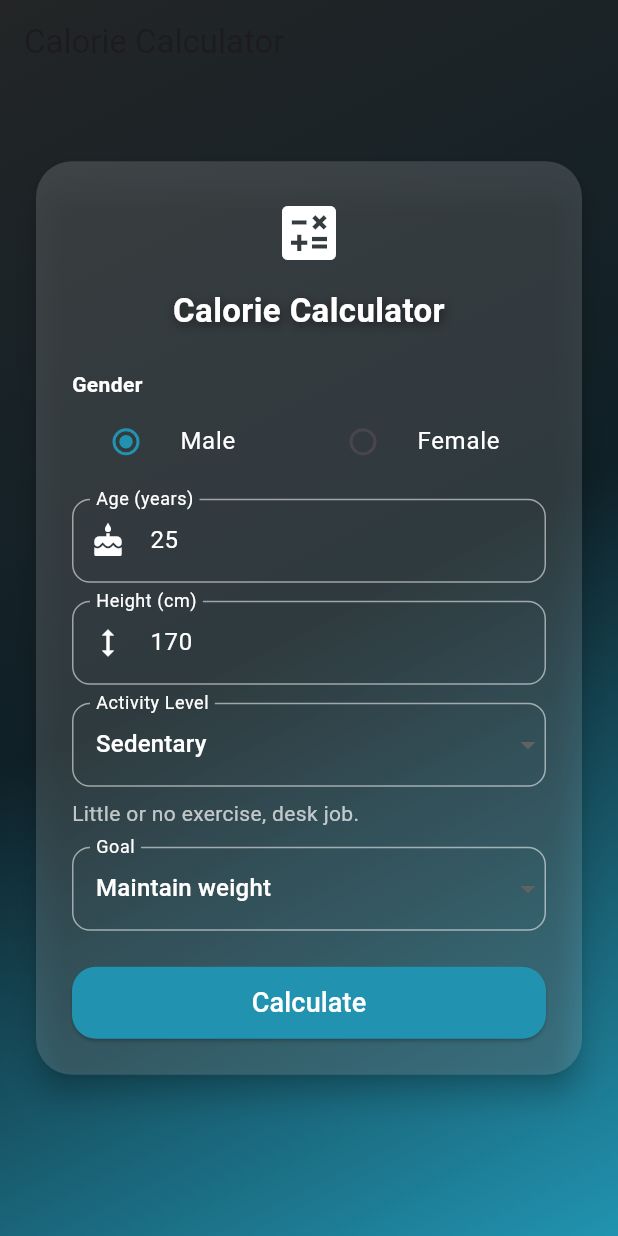
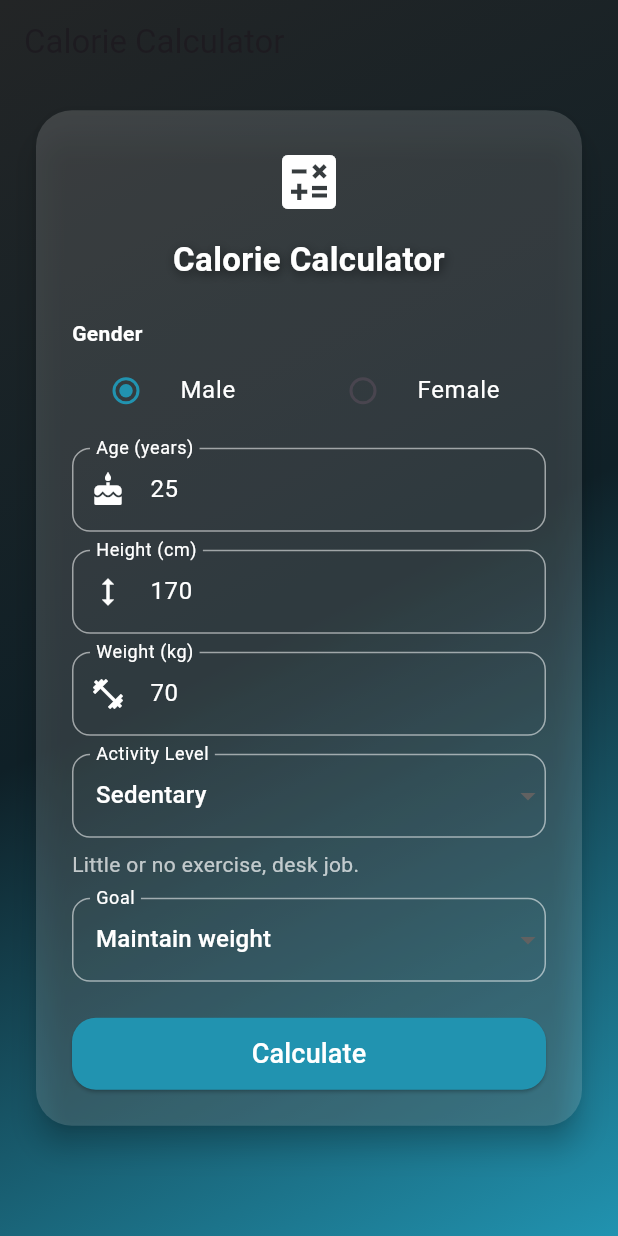
Before and after one commit to mahadizahir/Calorie-Tracker-Real, a Flutter app: the CalorieCalculatorPage screen opened directly, on a phone screen of 412 x 824 dp. Run offline on Flutter 3.47's test engine with Material 3 defaults, Android fonts, the phone set to English and light mode, and no system bars; our stand-ins replace fl_chart, flutter_local_notifications, permission_handler, shared_preferences, timezone; accounts and stored records are empty.

Commit message:
exercise dan chart semua dah tele ngan user input

```diff
--- a/lib/CalorieCalculatorPage.dart
+++ b/lib/CalorieCalculatorPage.dart
@@ -1,9 +1,19 @@
 import 'package:flutter/material.dart';
 import 'main.dart';
 import 'user_calorie_goal.dart';
+import 'ProfilePage.dart';
+
+class UserProfile {
+  static String? username;
+  static String? gender;
+  static double? age;
+  static double? height;
+  static double? weight;
+}
 
 class CalorieCalculatorPage extends StatefulWidget {
-  const CalorieCalculatorPage({super.key});
+  final String? username;
+  const CalorieCalculatorPage({super.key, this.username});
 
   @override
   _CalorieCalculatorPageState createState() => _CalorieCalculatorPageState();
@@ -14,6 +24,7 @@ class _CalorieCalculatorPageState extends State<CalorieCalculatorPage> {
   String _gender = 'male';
   double _age = 25;
   double _height = 170; // in cm
+  double _weight = 70; // in kg
   String _activity = 'Sedentary';
   String _goal = 'Maintain weight';
   double? _calories;
@@ -71,11 +82,13 @@ class _CalorieCalculatorPageState extends State<CalorieCalculatorPage> {
 
   void _calculateCalories() {
     double bmr;
-    double defaultWeight = 70; // Use a default weight
+    if (_formKey.currentState != null && !_formKey.currentState!.validate()) {
+      return;
+    }
     if (_gender == 'male') {
-      bmr = 10 * defaultWeight + 6.25 * _height - 5 * _age + 5;
+      bmr = 10 * _weight + 6.25 * _height - 5 * _age + 5;
     } else {
-      bmr = 10 * defaultWeight + 6.25 * _height - 5 * _age - 161;
+      bmr = 10 * _weight + 6.25 * _height - 5 * _age - 161;
     }
     final calculated = bmr * _activityFactor(_activity) + _goalAdjustment(_goal);
     setState(() {
@@ -83,6 +96,18 @@ class _CalorieCalculatorPageState extends State<CalorieCalculatorPage> {
       _showNext = true;
     });
     UserCalorieGoal.dailyGoal = calculated;
+    UserProfile.gender = _gender;
+    UserProfile.age = _age;
+    UserProfile.height = _height;
+    UserProfile.weight = _weight;
+  }
+
+  @override
+  void initState() {
+    super.initState();
+    if (widget.username != null) {
+      UserProfile.username = widget.username;
+    }
   }
 
   @override
@@ -200,6 +225,27 @@ class _CalorieCalculatorPageState extends State<CalorieCalculatorPage> {
                         validator: (val) => val == null || val.isEmpty ? 'Enter your height' : null,
                       ),
                       const SizedBox(height: 12),
+                      TextFormField(
+                        decoration: InputDecoration(
+                          labelText: 'Weight (kg)',
+                          labelStyle: const TextStyle(color: Colors.white),
+                          prefixIcon: const Icon(Icons.fitness_center, color: Colors.white),
+                          enabledBorder: OutlineInputBorder(
+                            borderSide: BorderSide(color: Colors.white54),
+                            borderRadius: BorderRadius.circular(12),
+                          ),
+                          focusedBorder: OutlineInputBorder(
+                            borderSide: BorderSide(color: Colors.white),
+                            borderRadius: BorderRadius.circular(12),
+                          ),
+                        ),
+                        style: const TextStyle(color: Colors.white),
+                        initialValue: _weight.toStringAsFixed(0),
+                        keyboardType: TextInputType.number,
+                        onChanged: (val) => _weight = double.tryParse(val) ?? _weight,
+                        validator: (val) => val == null || val.isEmpty ? 'Enter your weight' : null,
+                      ),
+                      const SizedBox(height: 12),
                       DropdownButtonFormField<String>(
                         value: _activity,
                         dropdownColor: Colors.black87,
@@ -278,34 +324,21 @@ class _CalorieCalculatorPageState extends State<CalorieCalculatorPage> {
                           textAlign: TextAlign.center,
                         ),
                         const SizedBox(height: 20),
-                        AnimatedOpacity(
-                          opacity: _showNext ? 1.0 : 0.0,
-                          duration: Duration(milliseconds: 600),
-                          child: GestureDetector(
-                            onTap: () {
-                              Navigator.of(context).pushReplacement(
-                                MaterialPageRoute(builder: (_) => MainScreen()),
-                              );
-                            },
-                            child: Center(
-                              child: Text(
-                                'Next →',
-                                style: TextStyle(
-                                  fontSize: 22,
-                                  color: Color(0xFF2193b0),
-                                  fontWeight: FontWeight.bold,
-                                  shadows: [
-                                    Shadow(
-                                      blurRadius: 8,
-                                      color: Colors.black54,
-                                      offset: Offset(1, 2),
-                                    ),
-                                  ],
-                                ),
+                        if (_showNext)
+                          Center(
+                            child: TextButton(
+                              onPressed: () {
+                                Navigator.of(context).pushReplacement(
+                                  MaterialPageRoute(builder: (_) => MainScreen()),
+                                );
+                              },
+                              style: TextButton.styleFrom(
+                                foregroundColor: Colors.white,
+                                textStyle: const TextStyle(fontSize: 22, fontWeight: FontWeight.bold),
                               ),
+                              child: const Text('Next →'),
                             ),
                           ),
-                        ),
                       ]
                     ],
                   ),
--- a/lib/SignUpPage.dart
+++ b/lib/SignUpPage.dart
@@ -136,11 +136,11 @@ class _SignUpPageState extends State<SignUpPage> {
                               usernameController.text.trim(),
                               passwordController.text.trim(),
                             );
-                            // After sign up, go to sign in page
                             Navigator.pushReplacement(
                               context,
                               MaterialPageRoute(
-                                  builder: (_) => SignInPage()),
+                                builder: (_) => SignInPage(),
+                              ),
                             );
                             ScaffoldMessenger.of(context).showSnackBar(
                               const SnackBar(
```
Also changed, not shown: lib/CalorieDashboard.dart (+14 -6 lines), lib/ExercisePage.dart (added, +261 -0 lines), lib/SignInPage.dart (+5 -4 lines), lib/exercise_log_service.dart (added, +18 -0 lines), lib/main.dart (+17 -3 lines), lib/ProfilePage.dart (added), lib/exercise_storage.dart (added).
